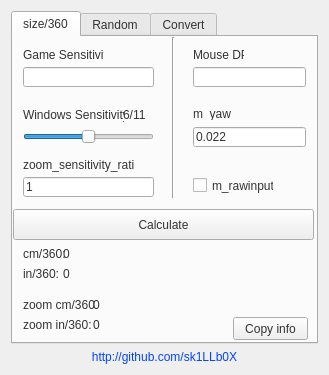
Old version of the form ui/main_window.ui in the repository UnnoTed/Sensitivity-Tools.
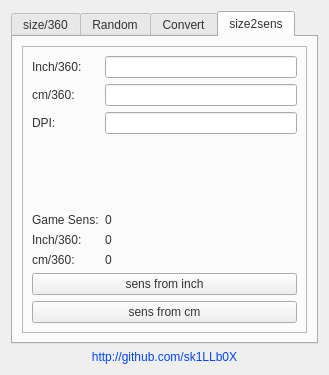
New version of the form. The open tabs and pages were chosen to show the change.

```diff
--- a/ui/main_window.ui
+++ b/ui/main_window.ui
@@ -814,6 +814,127 @@
        </property>
       </widget>
      </widget>
+     <widget class="QWidget" name="tab">
+      <attribute name="title">
+       <string>size2sens</string>
+      </attribute>
+      <layout class="QVBoxLayout" name="verticalLayout_2">
+       <item>
+        <widget class="QFrame" name="frame">
+         <property name="frameShape">
+          <enum>QFrame::StyledPanel</enum>
+         </property>
+         <property name="frameShadow">
+          <enum>QFrame::Raised</enum>
+         </property>
+         <layout class="QFormLayout" name="formLayout">
+          <property name="fieldGrowthPolicy">
+           <enum>QFormLayout::AllNonFixedFieldsGrow</enum>
+          </property>
+          <item row="0" column="0">
+           <widget class="QLabel" name="label_21">
+            <property name="text">
+             <string>Inch/360:</string>
+            </property>
+           </widget>
+          </item>
+          <item row="0" column="1">
+           <widget class="QLineEdit" name="size2sens_inch"/>
+          </item>
+          <item row="1" column="0">
+           <widget class="QLabel" name="label_22">
+            <property name="text">
+             <string>cm/360:</string>
+            </property>
+           </widget>
+          </item>
+          <item row="1" column="1">
+           <widget class="QLineEdit" name="size2sens_cm"/>
+          </item>
+          <item row="2" column="0">
+           <widget class="QLabel" name="label_23">
+            <property name="text">
+             <string>DPI:</string>
+            </property>
+           </widget>
+          </item>
+          <item row="2" column="1">
+           <widget class="QLineEdit" name="size2sens_dpi"/>
+          </item>
+          <item row="4" column="0">
+           <widget class="QLabel" name="label_24">
+            <property name="text">
+             <string>Game Sens:</string>
+            </property>
+           </widget>
+          </item>
+          <item row="4" column="1">
+           <widget class="QLabel" name="size2sens_sens">
+            <property name="text">
+             <string>0</string>
+            </property>
+           </widget>
+          </item>
+          <item row="8" column="0" colspan="2">
+           <widget class="QPushButton" name="size2sens_btn_inch">
+            <property name="text">
+             <string>sens from inch</string>
+            </property>
+           </widget>
+          </item>
+          <item row="5" column="0">
+           <widget class="QLabel" name="label123213">
+            <property name="text">
+             <string>Inch/360:</string>
+            </property>
+           </widget>
+          </item>
+          <item row="6" column="0">
+           <widget class="QLabel" name="label_26">
+            <property name="text">
+             <string>cm/360:</string>
+            </property>
+           </widget>
+          </item>
+          <item row="5" column="1">
+           <widget class="QLabel" name="size2sens_result_inch">
+            <property name="text">
+             <string>0</string>
+            </property>
+           </widget>
+          </item>
+          <item row="6" column="1">
+           <widget class="QLabel" name="size2sens_result_cm">
+            <property name="text">
+             <string>0</string>
+            </property>
+           </widget>
+          </item>
+          <item row="3" column="0" colspan="2">
+           <spacer name="verticalSpacer">
+            <property name="orientation">
+             <enum>Qt::Vertical</enum>
+            </property>
+            <property name="sizeHint" stdset="0">
+             <size>
+              <width>20</width>
+              <height>66</height>
+             </size>
+            </property>
+           </spacer>
+          </item>
+          <item row="9" column="0" colspan="2">
+           <widget class="QPushButton" name="size2sens_btn_cm">
+            <property name="text">
+             <string>sens from cm</string>
+            </property>
+           </widget>
+          </item>
+         </layout>
+        </widget>
+       </item>
+      </layout>
+     </widget>
     </widget>
    </item>
    <item>
```
